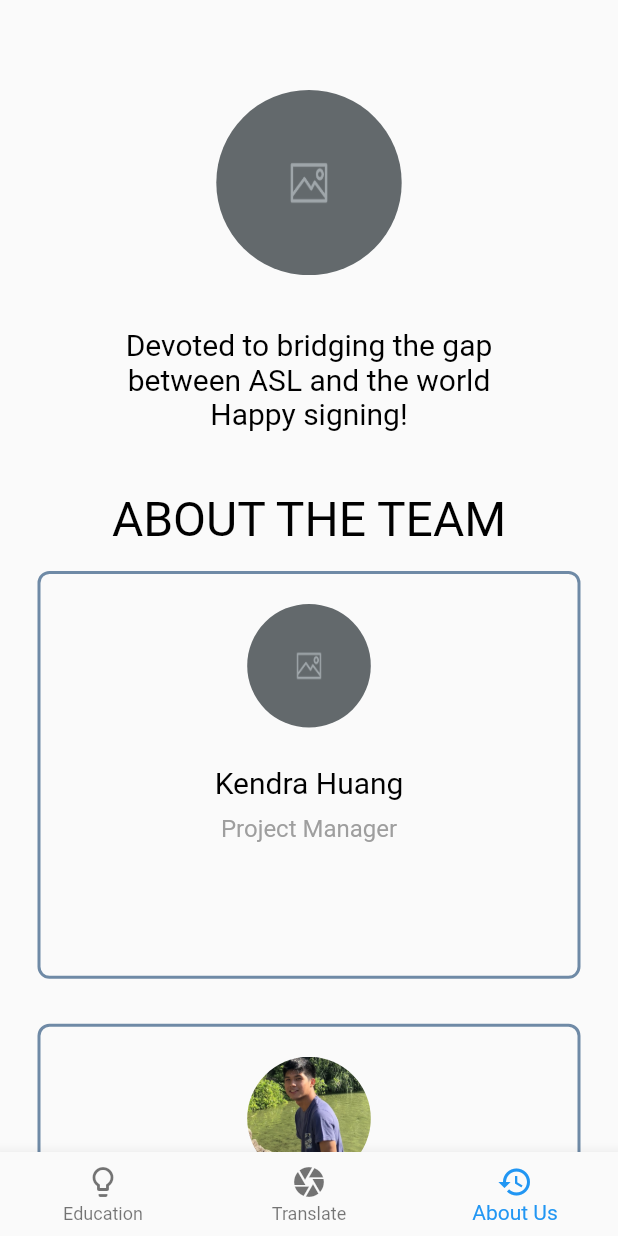
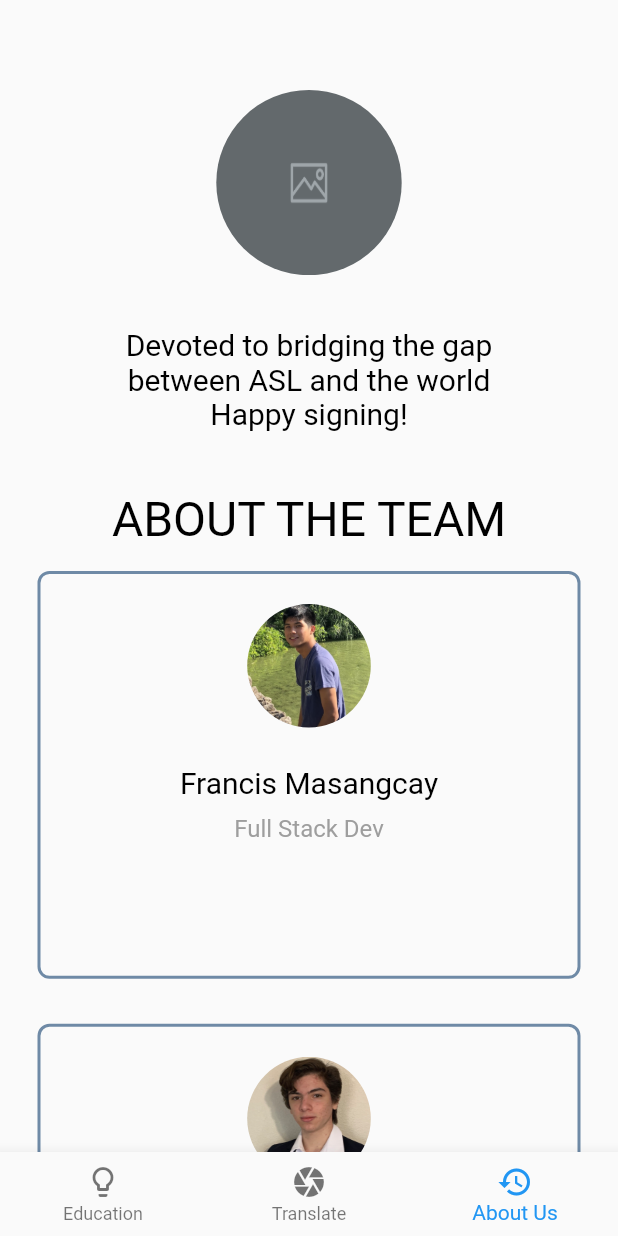
Before and after one commit to acm-projects/ASL-Translator, a Flutter app: the screen it shows after launch, swiped to page 3, on a phone screen of 412 x 824 dp. Run offline on Flutter 3.47's test engine with Material 2 defaults, Android fonts, the phone set to English and light mode, and no system bars; our stand-ins replace camera, google_fonts.

Commit message:
added team prfile pictures

```diff
--- a/lib/AbtUs.dart
+++ b/lib/AbtUs.dart
@@ -77,28 +77,28 @@ class AbtUs extends StatelessWidget
   @override
   Widget build(BuildContext context) {
     const images = [
+      AssetImage('assets/fMasang.jpg'),
+      AssetImage('assets/rigreG.jpeg'),
+      AssetImage('assets/jGupta.jpg'),
+      AssetImage('assets/jbLee.jpg'),
+      AssetImage('assets/rahulP.jpg'),
+      AssetImage('assets/kendraH.PNG'),
       AssetImage('assets/placeholder2.png'),
-      AssetImage('assets/fMasang.jpg'),
-      AssetImage('assets/placeholder2.png'),
-      AssetImage('assets/jGupta.jpg'),
-      AssetImage('assets/placeholder2.png'),
-      AssetImage('assets/placeholder2.png'),
-      AssetImage('assets/placeholder2.png')
     ];
 
     var team = [
-      "Kendra Huang",
       "Francis Masangcay",
       "Rigre Garciandia",
       "Jeshna Gupta",
       "Jaebaek Lee",
       "Rahul Patel",
+      "Kendra Huang",
       "David Ricaud"
     ];
     String front = "Front End Dev";
     String back = "Back End Dev";
     String full = "Full Stack Dev";
-    var titles = ["Project Manager", full, full, front, back, front, "Advisor"];
+    var titles = [full, back, front, back, front, "Project Manager", "Industry Mentor"];
 
     return ListView(
         padding: EdgeInsets.all(25.0),
@@ -143,17 +143,11 @@ class AbtUs extends StatelessWidget
               )
           ),
           ProfileCard(name: team[0], title: titles[0], image: images[0]),
-          //MyDivider(),
           ProfileCard(name: team[1], title: titles[1], image: images[1]),
-          //MyDivider(),
           ProfileCard(name: team[2], title: titles[2], image: images[2]),
-          //MyDivider(),
           ProfileCard(name: team[3], title: titles[3], image: images[3]),
-          //MyDivider(),
           ProfileCard(name: team[4], title: titles[4], image: images[4]),
-          //MyDivider(),
           ProfileCard(name: team[5], title: titles[5], image: images[5]),
-          //MyDivider(),
           ProfileCard(name: team[6], title: titles[6], image: images[6]),
         ]
      );
```
Also changed, not shown: assets/jbLee.jpg (added), assets/kendraH.PNG (added), assets/rahulP.jpg (added), assets/rigreG.jpeg (added).
